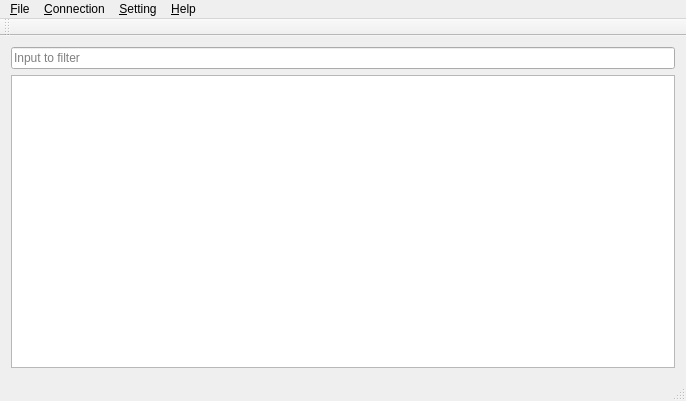
Old version of the form src/view/mainwindow.ui in the repository q158073378252010/v2ray-qt5.
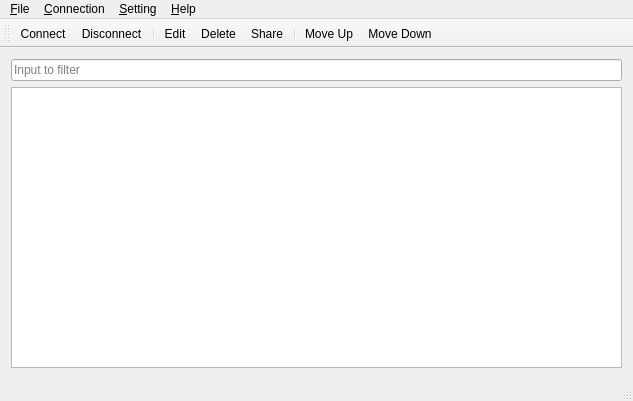
New version of the form. Icons and pictures are not drawn.

Patch:
```diff
--- a/src/view/mainwindow.ui
+++ b/src/view/mainwindow.ui
@@ -6,7 +6,7 @@
    <rect>
     <x>0</x>
     <y>0</y>
-    <width>686</width>
+    <width>633</width>
     <height>401</height>
    </rect>
   </property>
@@ -45,7 +45,7 @@
     <rect>
      <x>0</x>
      <y>0</y>
-     <width>686</width>
+     <width>633</width>
      <height>28</height>
     </rect>
    </property>
@@ -101,15 +101,30 @@
    <addaction name="menu_Setting"/>
    <addaction name="menu_Help"/>
   </widget>
-  <widget class="QToolBar" name="mainToolBar">
+  <widget class="QStatusBar" name="statusBar"/>
+  <widget class="QToolBar" name="toolBar">
+   <property name="windowTitle">
+    <string>toolBar</string>
+   </property>
+   <property name="toolButtonStyle">
+    <enum>Qt::ToolButtonTextBesideIcon</enum>
+   </property>
    <attribute name="toolBarArea">
     <enum>TopToolBarArea</enum>
    </attribute>
    <attribute name="toolBarBreak">
-    <bool>false</bool>
+    <bool>true</bool>
    </attribute>
+   <addaction name="action_Connect"/>
+   <addaction name="action_Disconnect"/>
+   <addaction name="separator"/>
+   <addaction name="action_Edit"/>
+   <addaction name="action_Delete"/>
+   <addaction name="action_Share"/>
+   <addaction name="separator"/>
+   <addaction name="actionMove_Up"/>
+   <addaction name="action_Move_Down"/>
   </widget>
-  <widget class="QStatusBar" name="statusBar"/>
   <action name="action_Import_Connections_from_gui_config_json">
    <property name="icon">
     <iconset resource="../resources/icons.qrc">
```
